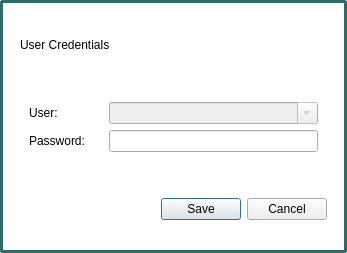
Before: the Qt Designer form ui/popup_useraccessform.ui in karlito20/AdoraFlowProject, drawn with Qt 5.
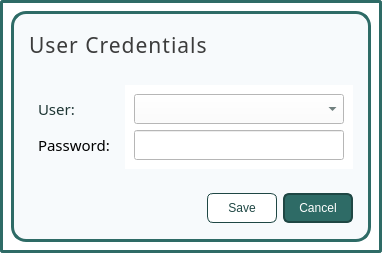
After: the same form once the commit is applied.

The edit to the form file:
```diff
--- a/ui/popup_useraccessform.ui
+++ b/ui/popup_useraccessform.ui
@@ -28,12 +28,31 @@
   </property>
   <layout class="QVBoxLayout" name="verticalLayout">
    <item>
+    <widget class="QWidget" name="container_2" native="true">
+     <property name="styleSheet">
+      <string notr="true">#container_2 {
+	border: 3px solid #2E6B66;
+	background: #F7FAFC;
+	border-radius: 15px;
+}</string>
+     </property>
+     <layout class="QVBoxLayout" name="verticalLayout_4">
+      <item>
     <widget class="QWidget" name="header" native="true">
      <layout class="QHBoxLayout" name="horizontalLayout">
       <item>
        <widget class="QLabel" name="header_label">
+           <property name="font">
+            <font>
+             <family>Slate Medium</family>
+             <pointsize>16</pointsize>
+            </font>
+           </property>
         <property name="styleSheet">
-         <string notr="true">color: black;</string>
+            <string notr="true">#header_label {
+	color: rgb(60, 60, 60);
+	letter-spacing: 1px;
+}</string>
         </property>
         <property name="text">
          <string>User Credentials</string>
@@ -54,6 +73,15 @@
         <layout class="QVBoxLayout" name="verticalLayout_2">
          <item>
           <widget class="QLabel" name="label_2">
+              <property name="font">
+               <font>
+                <family>Slate</family>
+                <pointsize>11</pointsize>
+               </font>
+              </property>
+              <property name="styleSheet">
+               <string notr="true">color: #1D3533;</string>
+              </property>
            <property name="text">
             <string>User:</string>
            </property>
@@ -61,6 +89,12 @@
          </item>
          <item>
           <widget class="QLabel" name="label_3">
+              <property name="font">
+               <font>
+                <family>Slate</family>
+                <pointsize>11</pointsize>
+               </font>
+              </property>
            <property name="text">
             <string>Password:</string>
            </property>
@@ -71,19 +105,49 @@
       </item>
       <item>
        <widget class="QWidget" name="input_container" native="true">
+           <property name="styleSheet">
+            <string notr="true">color: #1D3533;
+background: white;
+padding-left: 5px;</string>
+           </property>
         <layout class="QVBoxLayout" name="verticalLayout_3">
          <item>
           <widget class="QComboBox" name="user_field">
            <property name="enabled">
-            <bool>false</bool>
-           </property>
-           <property name="editable">
             <bool>true</bool>
            </property>
+              <property name="minimumSize">
+               <size>
+                <width>210</width>
+                <height>30</height>
+               </size>
+              </property>
+              <property name="font">
+               <font>
+                <family>Slate</family>
+                <pointsize>11</pointsize>
+               </font>
+              </property>
+              <property name="editable">
+               <bool>false</bool>
+              </property>
           </widget>
          </item>
          <item>
-          <widget class="QLineEdit" name="pass_field"/>
+             <widget class="QLineEdit" name="pass_field">
+              <property name="minimumSize">
+               <size>
+                <width>210</width>
+                <height>30</height>
+               </size>
+              </property>
+              <property name="font">
+               <font>
+                <family>Slate</family>
+                <pointsize>11</pointsize>
+               </font>
+              </property>
+             </widget>
          </item>
         </layout>
        </widget>
@@ -109,9 +173,32 @@
       </item>
       <item>
        <widget class="QPushButton" name="save_button">
+           <property name="minimumSize">
+            <size>
+             <width>70</width>
+             <height>30</height>
+            </size>
+           </property>
         <property name="cursor">
          <cursorShape>PointingHandCursor</cursorShape>
         </property>
+           <property name="styleSheet">
+            <string notr="true">#save_button {
+	background: white;
+	border-radius: 6px;
+	border: 1px solid #1F4744;
+	color: #1F4744;
+
+}
+
+#save_button:hover {
+	background: #DBF0EE;	
+}
+
+#save_button:pressed {
+	background: #B8E0DD;
+}</string>
+           </property>
         <property name="text">
          <string>Save</string>
         </property>
@@ -119,12 +206,41 @@
       </item>
       <item>
        <widget class="QPushButton" name="cancel_button">
+           <property name="minimumSize">
+            <size>
+             <width>70</width>
+             <height>30</height>
+            </size>
+           </property>
         <property name="cursor">
          <cursorShape>PointingHandCursor</cursorShape>
         </property>
+           <property name="styleSheet">
+            <string notr="true">#cancel_button {
+	border-radius: 6px;
+	color: white;
+	border: 2px solid #1F4744;
+	padding: 5px;
+	background: #2E6B66;
+}
+
+#cancel_button:hover {
+	border: 2px solid #1F4744;
+	background: #265955;
+
+}
+#cancel_button:pressed {
+	background: #1F4744;
+	color: white;
+	border: 2px solid #1F4744;
+}</string>
+           </property>
         <property name="text">
          <string>Cancel</string>
         </property>
+          </widget>
+         </item>
+        </layout>
        </widget>
       </item>
      </layout>
```
Lines whose indentation alone changed are shown as unchanged.
